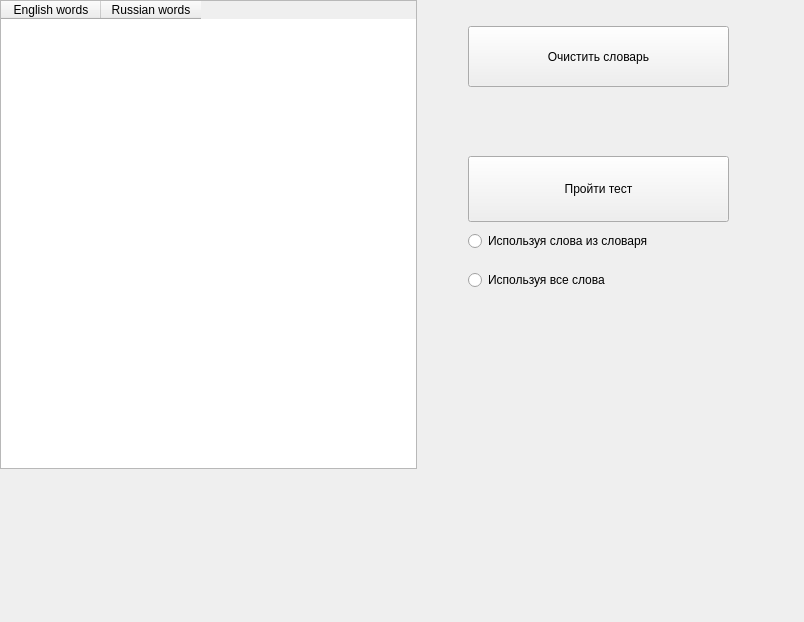
Old version of the form dict.ui in the repository L8teD/PyQt5_project.
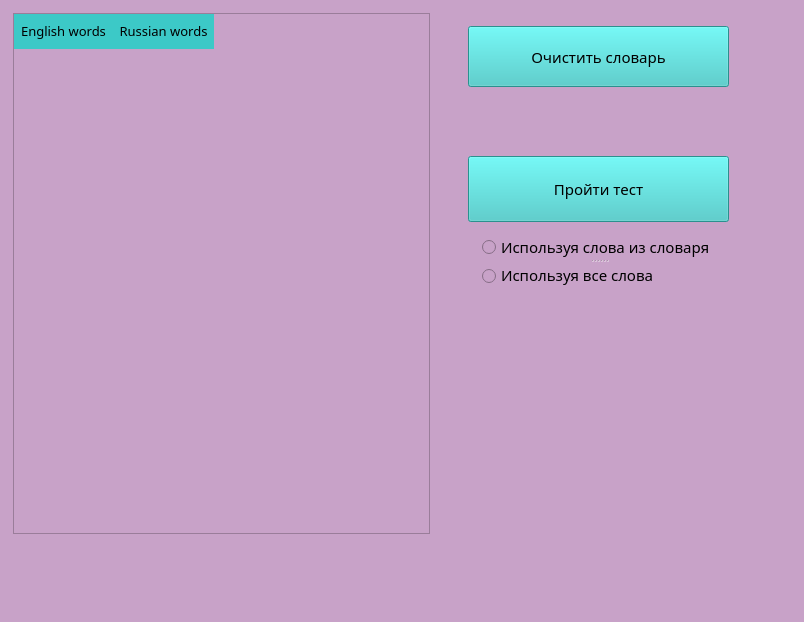
New version of the form.

What changed in the file:
```diff
--- a/dict.ui
+++ b/dict.ui
@@ -13,13 +13,61 @@
   <property name="windowTitle">
    <string>Form</string>
   </property>
+  <property name="styleSheet">
+   <string notr="true">*
+{
+	background:#c8a2c8;
+	font-size: 15px;
+	font-family: Century Gothic, sans-serif;
+}
+
+QPushButton{
+	background-color: #3cc9c7;
+}
+
+QPushButton:hover{
+	background: #48f0ed;
+}
+
+QHeaderView::section {
+    background-color:#3cc9c7;
+    padding: 4px;
+    font-size: 10pt;
+    border-style: solid;
+    border-bottom: 1px solid #3cc9c7;
+    border-right: 1px solid #3cc9c7;
+}
+
+
+QTableWidget {
+    gridline-color:#3cc9c7 ;
+    font-size: 10pt;
+}
+
+QTableWidget QTableCornerButton::section {
+    background-color:#3cc9c7;
+    border: 1px solid #3cc9c7;
+}
+ QRadioButton {
+     spacing: 5px;
+
+ }
+
+ QRadioButton::indicator {
+     width: 15px;
+     height: 15px;
+	color:red;
+ }
+
+</string>
+  </property>
   <widget class="QTableWidget" name="tableWidget">
    <property name="geometry">
     <rect>
-     <x>0</x>
-     <y>0</y>
+     <x>13</x>
+     <y>13</y>
      <width>417</width>
-     <height>469</height>
+     <height>521</height>
     </rect>
    </property>
    <property name="sizeAdjustPolicy">
@@ -62,31 +110,28 @@
     <string>Пройти тест</string>
    </property>
   </widget>
-  <widget class="QRadioButton" name="radioButton">
+  <widget class="QSplitter" name="splitter">
    <property name="geometry">
     <rect>
-     <x>468</x>
-     <y>221</y>
-     <width>222</width>
-     <height>40</height>
+     <x>481</x>
+     <y>234</y>
+     <width>235</width>
+     <height>53</height>
     </rect>
    </property>
-   <property name="text">
-    <string>Используя слова из словаря</string>
+   <property name="orientation">
+    <enum>Qt::Vertical</enum>
    </property>
-  </widget>
-  <widget class="QRadioButton" name="radioButton_2">
-   <property name="geometry">
-    <rect>
-     <x>468</x>
-     <y>260</y>
-     <width>209</width>
-     <height>40</height>
-    </rect>
-   </property>
-   <property name="text">
-    <string>Используя все слова</string>
-   </property>
+   <widget class="QRadioButton" name="radioButton">
+    <property name="text">
+     <string>Используя слова из словаря</string>
+    </property>
+   </widget>
+   <widget class="QRadioButton" name="radioButton_2">
+    <property name="text">
+     <string>Используя все слова</string>
+    </property>
+   </widget>
   </widget>
  </widget>
  <resources/>
```
Left out of the diff: 6 changed lines with no effect on the pictures.
